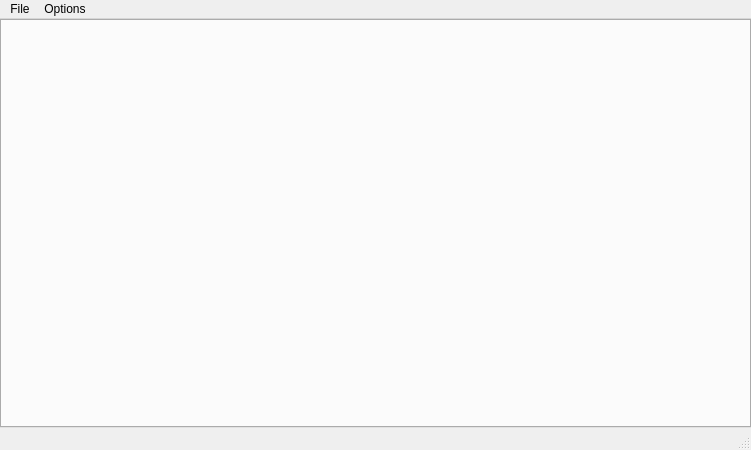
Above: omain.ui from kuba-moo/GardenDB before the change. Below: the same form after it.
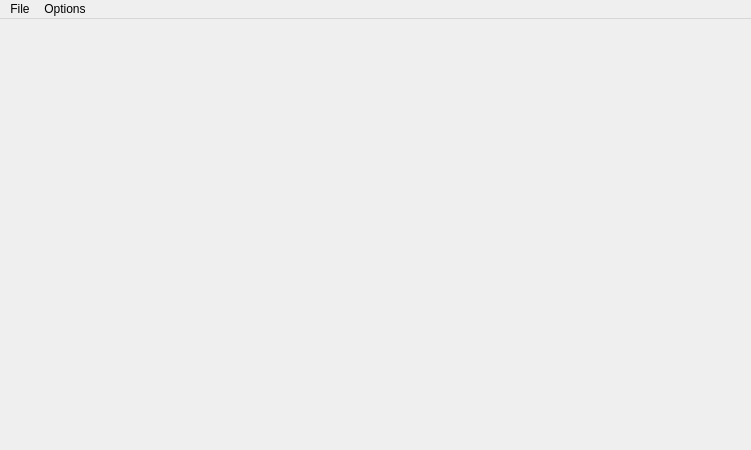
That is the form after the change.

Commit message:
Poprawki wyglądu głównego okna
Usunięcie status bara i zmiana trybu kart

```diff
--- a/omain.ui
+++ b/omain.ui
@@ -26,8 +26,8 @@
       <property name="tabPosition">
        <enum>QTabWidget::West</enum>
       </property>
-      <property name="currentIndex">
-       <number>-1</number>
+      <property name="documentMode">
+       <bool>true</bool>
       </property>
      </widget>
     </item>
@@ -63,7 +63,6 @@
    <addaction name="menuPlik"/>
    <addaction name="menuOptions"/>
   </widget>
-  <widget class="QStatusBar" name="statusBar"/>
   <action name="actionOpen_file">
    <property name="text">
     <string>Open file</string>
```
Left out of the diff: 2 changed lines with no effect on the pictures.
